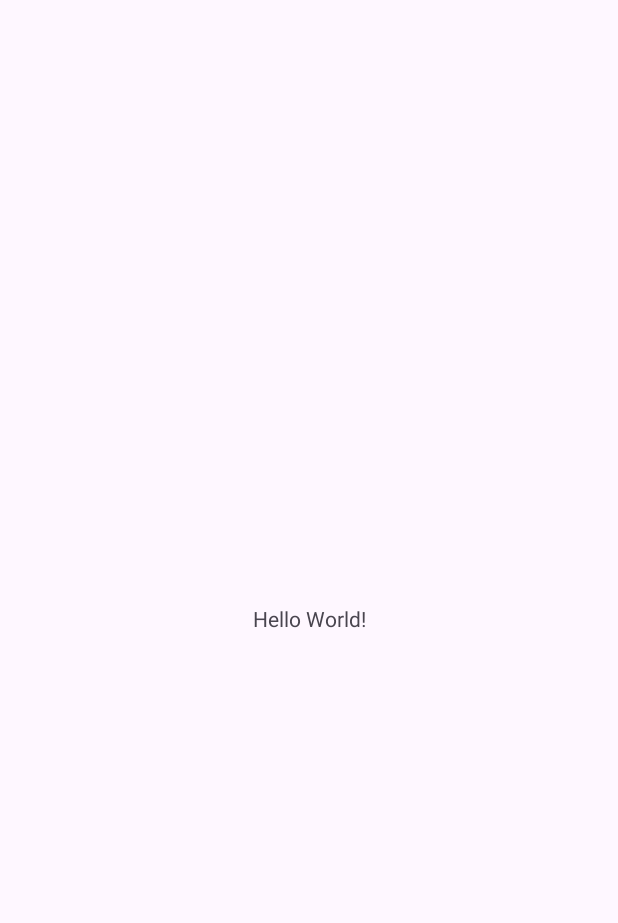
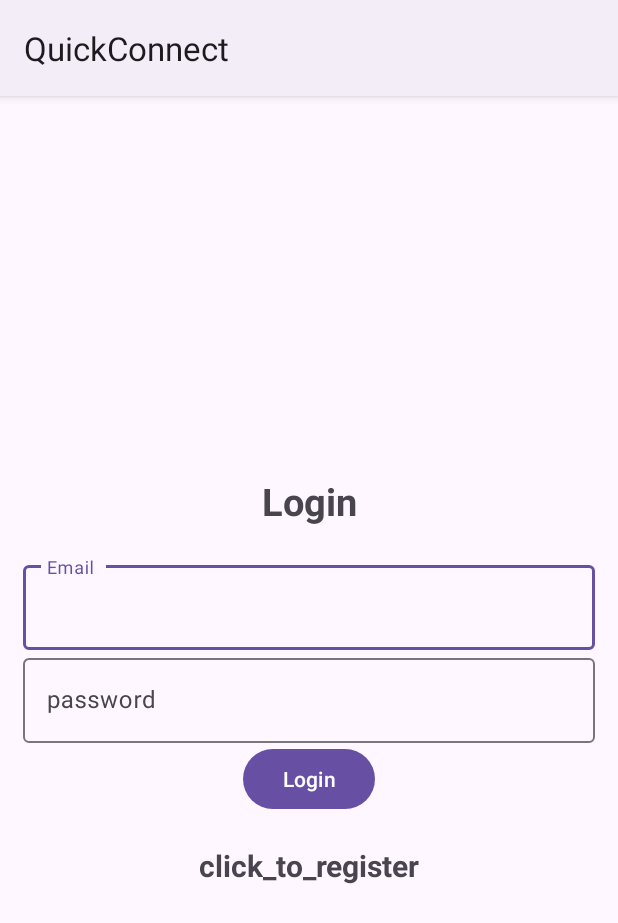
Before and after one commit to Praveen1e3r24/QuickConnect, an Android app: the screen it shows after launch (MainActivity before the commit, Login after it), on a phone screen of 412 x 824 dp. Before the commit the part shown is almost empty. Shown: the top 923 px of the screen. Run offline under Robolectric (Android 15) with nearby library versions, the phone set to English and light mode, and no system bars; our stand-ins replace Firebase (no records; nobody signed in at launch, a user with empty details on screens opened directly).

Commit message:
firebase auth 6/11/2023

```diff
--- /dev/null
+++ b/app/src/main/java/com/example/quickconnect/Login.java
@@ -0,0 +1,106 @@
+package com.example.quickconnect;
+
+import androidx.annotation.NonNull;
+import androidx.appcompat.app.AppCompatActivity;
+
+import android.content.Intent;
+import android.os.Bundle;
+import android.text.TextUtils;
+import android.view.View;
+import android.widget.Button;
+import android.widget.ProgressBar;
+import android.widget.TextView;
+import android.widget.Toast;
+
+import com.google.android.gms.tasks.OnCompleteListener;
+import com.google.android.gms.tasks.Task;
+import com.google.android.material.textfield.TextInputEditText;
+import com.google.firebase.auth.AuthResult;
+import com.google.firebase.auth.FirebaseAuth;
+import com.google.firebase.auth.FirebaseUser;
+
+public class Login extends AppCompatActivity {
+
+    TextInputEditText editTextEmail,editTextPassword ;
+    Button buttonLogin;
+
+    FirebaseAuth mAuth;
+
+    ProgressBar progressBar;
+
+    TextView textView;
+
+    @Override
+    public void onStart() {
+        super.onStart();
+
+        FirebaseUser currentUser = mAuth.getCurrentUser();
+        if(currentUser != null){
+            Intent intent=new Intent(getApplicationContext(),MainActivity.class);
+            startActivity(intent);
+            finish();
+        }
+    }
+
+    @Override
+    protected void onCreate(Bundle savedInstanceState) {
+        super.onCreate(savedInstanceState);
+        setContentView(R.layout.activity_login);
+        mAuth=FirebaseAuth.getInstance();
+        editTextEmail=findViewById(R.id.email);
+        editTextPassword=findViewById(R.id.password);
+        buttonLogin=findViewById(R.id.btn_login);
+        progressBar=findViewById(R.id.progressBar);
+        textView=findViewById(R.id.registerNow);
+
+        textView.setOnClickListener(new View.OnClickListener() {
+            @Override
+            public void onClick(View view) {
+                Intent intent=new Intent(getApplicationContext(),registration.class);
+                startActivity(intent);
+                finish();
+            }
+        });
+
+        buttonLogin.setOnClickListener(new View.OnClickListener() {
+            @Override
+            public void onClick(View view) {
+                progressBar.setVisibility(View.VISIBLE);
+                String email,password;
+                email=editTextEmail.getText().toString();
+                password=editTextPassword.getText().toString();
+
+                if(TextUtils.isEmpty(email)){
+                    Toast.makeText(Login.this, "Enter Email", Toast.LENGTH_SHORT).show();
+                    return;
+                }
+                if(TextUtils.isEmpty(password)){
+                    Toast.makeText(Login.this, "Enter Password", Toast.LENGTH_SHORT).show();
+                    return;
+                }
+                mAuth.signInWithEmailAndPassword(email, password)
+                        .addOnCompleteListener( new OnCompleteListener<AuthResult>() {
+                            @Override
+                            public void onComplete(@NonNull Task<AuthResult> task) {
+                                progressBar.setVisibility(View.GONE);
+                                if (task.isSuccessful()) {
+                                    Toast.makeText(Login.this, "Login Successfull", Toast.LENGTH_SHORT).show();
+                                    Intent intent=new Intent(getApplicationContext(),MainActivity.class);
+                                    startActivity(intent);
+                                    finish();
+
+                                } else {
+
+                                    Toast.makeText(Login.this, "Authentication failed.",
+                                            Toast.LENGTH_SHORT).show();
+
+                                }
+                            }
+                        });
+
+
+            }
+        });
+
+    }
+}
--- /dev/null
+++ b/app/src/main/res/layout/activity_login.xml
@@ -0,0 +1,64 @@
+<?xml version="1.0" encoding="utf-8"?>
+<LinearLayout xmlns:android="http://schemas.android.com/apk/res/android"
+    xmlns:app="http://schemas.android.com/apk/res-auto"
+    xmlns:tools="http://schemas.android.com/tools"
+    android:layout_width="match_parent"
+    android:orientation="vertical"
+    android:gravity="center"
+    android:layout_height="match_parent"
+    android:padding="15dp"
+    tools:context=".Login">
+
+    <TextView
+        android:text="@string/login"
+        android:textSize="25sp"
+        android:textStyle="bold"
+        android:gravity="center"
+        android:layout_margin="20dp"
+        android:layout_width="match_parent"
+        android:layout_height="wrap_content"
+        />
+    <com.google.android.material.textfield.TextInputLayout
+        android:layout_width="match_parent"
+        android:layout_height="wrap_content">
+        <com.google.android.material.textfield.TextInputEditText
+            android:id="@+id/email"
+            android:hint="@string/email"
+            android:layout_width="match_parent"
+            android:layout_height="wrap_content"
+
+            />
+    </com.google.android.material.textfield.TextInputLayout>
+    <com.google.android.material.textfield.TextInputLayout
+        android:layout_width="match_parent"
+        android:layout_height="wrap_content">
+    <com.google.android.material.textfield.TextInputEditText
+        android:id="@+id/password"
+        android:hint="@string/password"
+        android:layout_width="match_parent"
+        android:layout_height="wrap_content"
+
+        />
+    </com.google.android.material.textfield.TextInputLayout>
+    <ProgressBar
+        android:layout_width="wrap_content"
+        android:layout_height="wrap_content"
+        android:id="@+id/progressBar"
+        android:visibility="gone" />
+
+    <Button
+        android:text="@string/login"
+        android:id="@+id/btn_login"
+        android:layout_width="wrap_content"
+        android:layout_height="wrap_content"
+    />
+    <TextView
+        android:textStyle="bold"
+        android:textSize="20sp"
+        android:gravity="center"
+        android:layout_marginTop="20dp"
+        android:id="@+id/registerNow"
+        android:text="@string/click_to_register"
+        android:layout_width="match_parent"
+        android:layout_height="wrap_content"/>
+</LinearLayout>
--- a/app/src/main/res/layout/activity_main.xml
+++ b/app/src/main/res/layout/activity_main.xml
@@ -1,7 +1,9 @@
 <?xml version="1.0" encoding="utf-8"?>
-<androidx.constraintlayout.widget.ConstraintLayout xmlns:android="http://schemas.android.com/apk/res/android"
+<LinearLayout xmlns:android="http://schemas.android.com/apk/res/android"
     xmlns:app="http://schemas.android.com/apk/res-auto"
     xmlns:tools="http://schemas.android.com/tools"
+    android:orientation="vertical"
+    android:gravity="center"
     android:layout_width="match_parent"
     android:layout_height="match_parent"
     tools:context=".MainActivity">
@@ -10,9 +12,12 @@
         android:layout_width="wrap_content"
         android:layout_height="wrap_content"
         android:text="Hello World!"
-        app:layout_constraintBottom_toBottomOf="parent"
-        app:layout_constraintEnd_toEndOf="parent"
-        app:layout_constraintStart_toStartOf="parent"
-        app:layout_constraintTop_toTopOf="parent" />
+        android:id="@+id/user_details" />
 
-</androidx.constraintlayout.widget.ConstraintLayout>
+    <Button
+        android:text="@string/logout"
+        android:id="@+id/logout"
+        android:layout_width="wrap_content"
+        android:layout_height="wrap_content" />
+
+</LinearLayout>
--- a/app/src/main/res/values/strings.xml
+++ b/app/src/main/res/values/strings.xml
@@ -1,3 +1,10 @@
 <resources>
     <string name="app_name">QuickConnect</string>
+    <string name="login">Login</string>
+    <string name="Register">Register</string>
+    <string name="email">Email\n</string>
+    <string name="password">password\n</string>
+    <string name="click_to_login">click_to_login</string>
+    <string name="click_to_register">click_to_register</string>
+    <string name="logout">logout</string>
 </resources>
```
Also changed, not shown: app/src/main/AndroidManifest.xml (+12 -3 lines), app/src/main/java/com/example/quickconnect/MainActivity.java (+34 -0 lines), app/src/main/java/com/example/quickconnect/registration.java (added, +105 -0 lines), app/src/main/res/layout/activity_resgistration.xml (added, +63 -0 lines).
